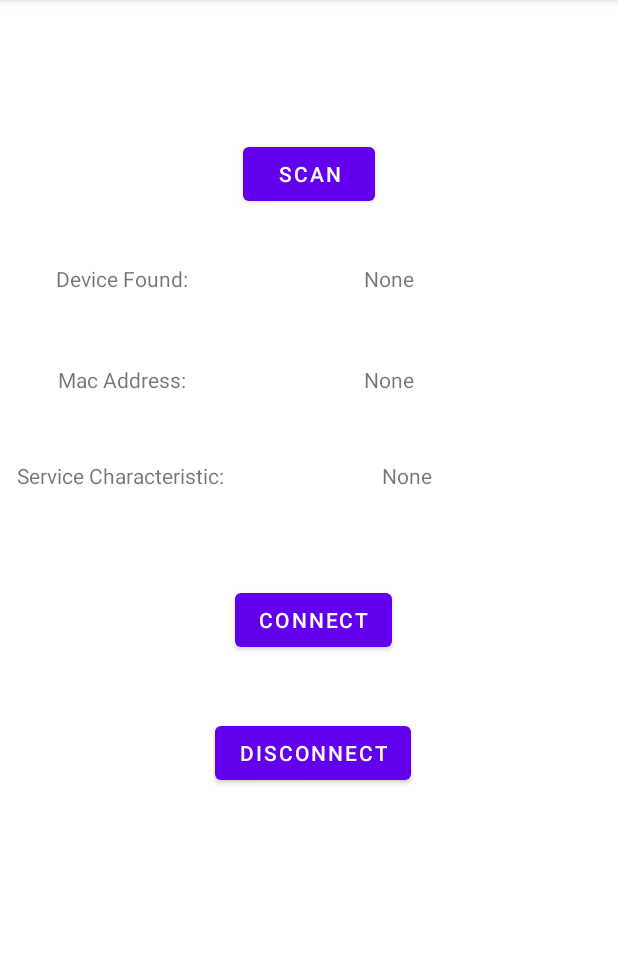
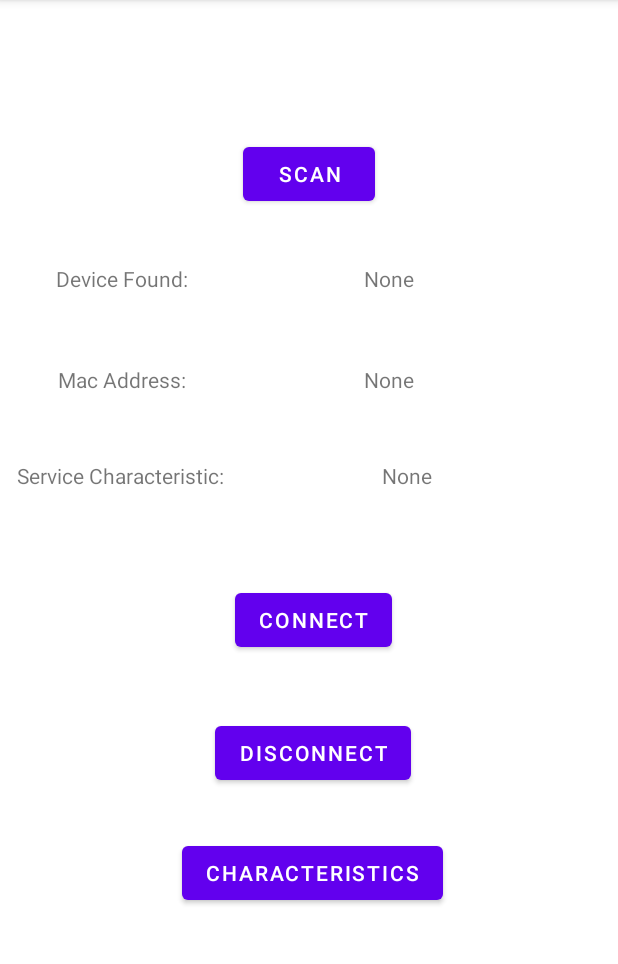
Before and after one commit to RyWilliamson/Keep-Your-Distance, an Android app: the screen it shows after launch (MainActivity), on a phone screen of 412 x 824 dp, the part 84-1048 px from its top. Run offline under Robolectric (Android 15) with nearby library versions, the phone set to English and light mode, and no system bars.

Commit message:
Added some characteristic reading functionality.

```diff
--- a/src/Configurator/app/src/main/res/layout/activity_main.xml
+++ b/src/Configurator/app/src/main/res/layout/activity_main.xml
@@ -109,4 +109,17 @@
         app:layout_constraintStart_toStartOf="parent"
         app:layout_constraintTop_toBottomOf="@+id/connectButton"
         app:layout_constraintVertical_bias="0.145" />
+
+    <Button
+        android:id="@+id/readButton"
+        android:layout_width="wrap_content"
+        android:layout_height="wrap_content"
+        android:onClick="onRead"
+        android:text="Characteristics"
+        app:layout_constraintBottom_toBottomOf="parent"
+        app:layout_constraintEnd_toEndOf="parent"
+        app:layout_constraintHorizontal_bias="0.509"
+        app:layout_constraintStart_toStartOf="parent"
+        app:layout_constraintTop_toBottomOf="@+id/disconnectButton"
+        app:layout_constraintVertical_bias="0.165" />
 </androidx.constraintlayout.widget.ConstraintLayout>
```
Also changed, not shown: src/Configurator/app/src/main/java/com/example/configurator/MainActivity.java (+104 -4 lines), 1 other file.
